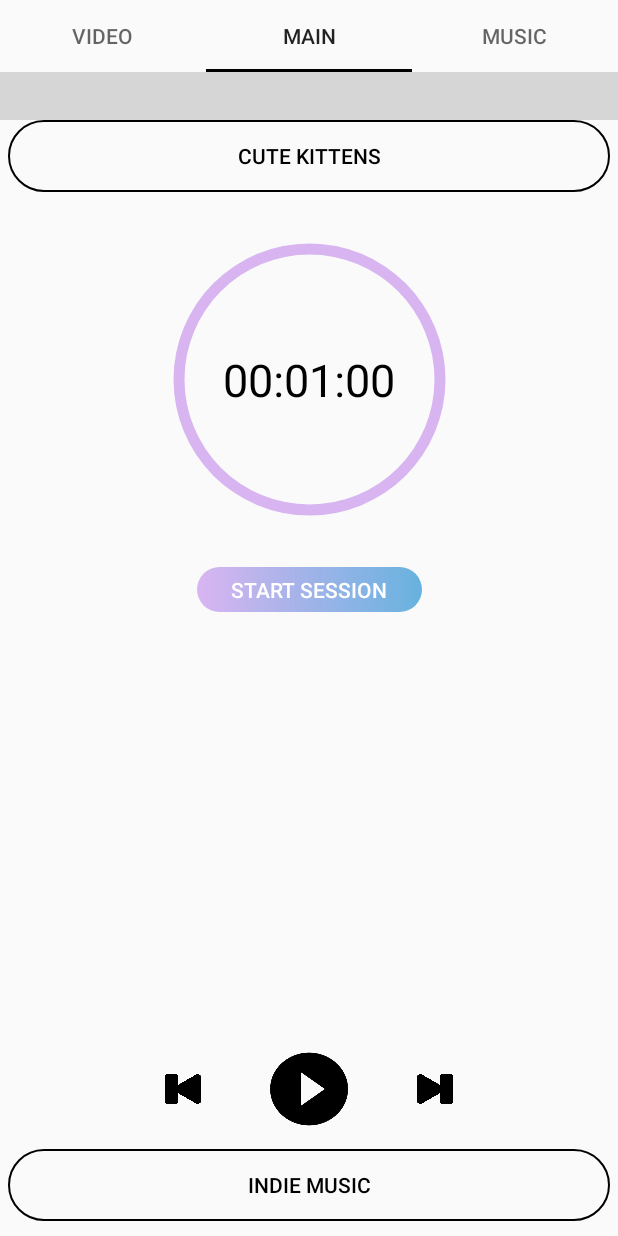
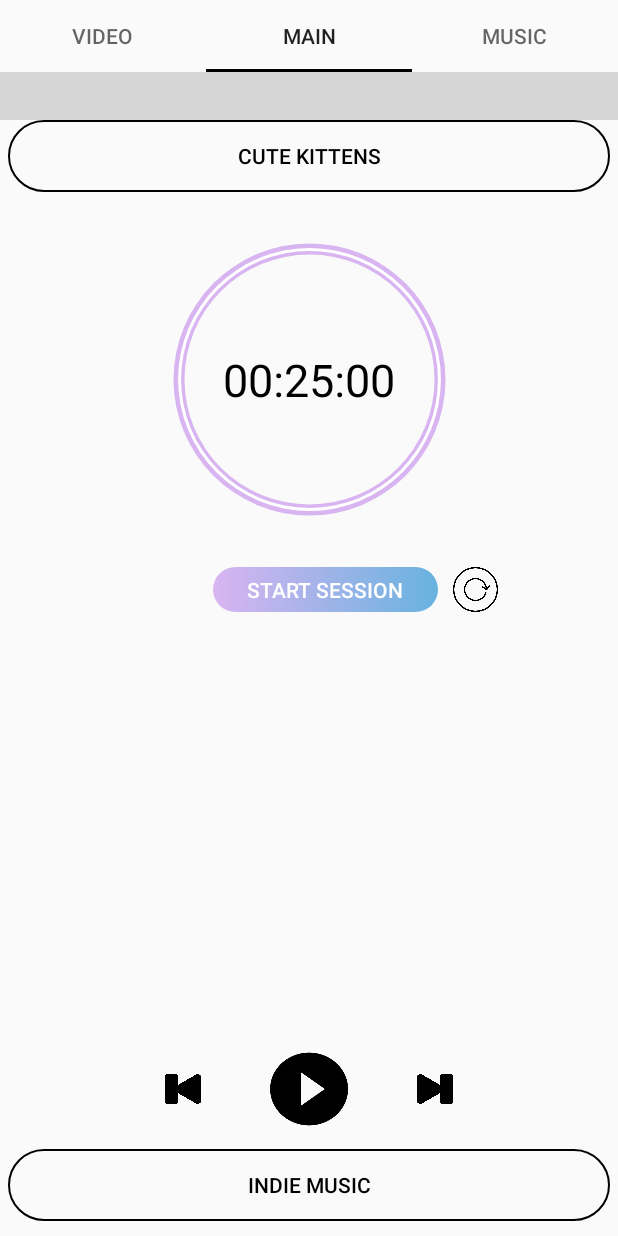
Before and after one commit to yanaskyrda/pomodoro-worker, an Android app: the MainTabFragment screen opened directly, with no data from a screen before it, on a phone screen of 412 x 824 dp. Run offline under Robolectric (Android 15) with nearby library versions, the phone set to English and light mode, and no system bars; libraries missing offline, so code that uses them is left out: com.pierfrancescosoffritti.androidyoutubeplayer, com.spotify.android, com.spotify.protocol; plain views replace YouTubePlayerView; 4 statements that could not run were skipped; grey boxes are pictures that could not be loaded.

Commit message:
added basic logic behind timer + reset button

```diff
--- a/app/src/main/java/com/diploma/MainTabFragment.java
+++ b/app/src/main/java/com/diploma/MainTabFragment.java
@@ -19,6 +19,7 @@ import androidx.annotation.NonNull;
 import androidx.fragment.app.Fragment;
 
 import com.diploma.spotify.SpotifyPlayerState;
+import com.diploma.timer.TimerService;
 import com.pierfrancescosoffritti.androidyoutubeplayer.core.player.views.YouTubePlayerView;
 import com.spotify.android.appremote.api.ConnectionParams;
 import com.spotify.android.appremote.api.Connector;
@@ -43,6 +44,8 @@ public class MainTabFragment extends Fragment {
 
     private AlertDialog.Builder dialogBuilder;
     private AlertDialog videosDialog;
+
+    private TimerService timerService;
 
     public MainTabFragment() {
         // Required empty public constructor
@@ -76,6 +79,7 @@ public class MainTabFragment extends Fragment {
 
         connectYoutube(view);
 
+        //spotify
         ImageButton playSongButton = view.findViewById(R.id.playSongButton);
         ImageButton playPreviousSongButton = view.findViewById(R.id.previousSongButton);
         ImageButton playNextSongButton = view.findViewById(R.id.nextSongButton);
@@ -84,6 +88,11 @@ public class MainTabFragment extends Fragment {
         playSongButton.setOnClickListener(v -> pauseOrResumeSpotifyPlayer(view, playSongButton));
         playNextSongButton.setOnClickListener(this::skipToNextSong);
         playPreviousSongButton.setOnClickListener(this::skipToPreviousSong);
+        //spotify
+
+        //timer
+        timerService = TimerService.getInstance(view);
+        //timer
 
         final Button openVideosChooser = view.findViewById(R.id.videoPlaylistButton);
         openVideosChooser.setOnClickListener(this::createNewVideosDialog);
@@ -224,7 +233,7 @@ public class MainTabFragment extends Fragment {
 
         final EditText editTextId = videoChooserPopup.findViewById(R.id.youtube_video_input);
         final Button closeButton = videoChooserPopup.findViewById(R.id.close_video_chooser);
-        youtubePlayerView = view.getRootView().findViewById(R.id.activity_main_youtubePlayerView);
+        youtubePlayerView = view.getRootView()  .findViewById(R.id.activity_main_youtubePlayerView);
         //getLifecycle().addObserver(youtubePlayerView);
 
         dialogBuilder.setView(videoChooserPopup);
--- /dev/null
+++ b/app/src/main/java/com/diploma/timer/TimerService.java
@@ -0,0 +1,129 @@
+package com.diploma.timer;
+
+import android.os.CountDownTimer;
+import android.view.View;
+import android.widget.Button;
+import android.widget.ImageButton;
+import android.widget.ProgressBar;
+import android.widget.TextView;
+
+import com.diploma.R;
+
+import java.util.Locale;
+import java.util.concurrent.TimeUnit;
+
+public final class TimerService {
+    private static TimerService instance;
+
+    private enum TimerStatus {
+        STARTED,
+        STOPPED
+    }
+
+    private TimerStatus timerStatus = TimerStatus.STOPPED;
+    private ProgressBar progressBarCircle;
+    private TextView textViewTime;
+    private Button startStopSessionButton;
+    private ImageButton resetButton;
+    private CountDownTimer countDownTimer;
+
+    private long timeCountInMilliSeconds = 60000;
+    private final String START_SESSION = "START SESSION";
+    private final String STOP_SESSION = "STOP SESSION";
+
+    public void initViews(View view) {
+        progressBarCircle = view.findViewById(R.id.progressBarCircle);
+        textViewTime = view.findViewById(R.id.textViewTime);
+        startStopSessionButton = view.findViewById(R.id.startSessionButton);
+        resetButton = view.findViewById(R.id.resetTimerButton);
+
+        initListeners();
+    }
+
+    public void initListeners() {
+        resetButton.setOnClickListener(v -> stopCountDownTimer());
+        startStopSessionButton.setOnClickListener(v -> startStop());
+    }
+
+    private void startStop() {
+        if (timerStatus == TimerStatus.STOPPED) {
+            setTimerValues();
+            setProgressBarValues();
+            startStopSessionButton.setText(STOP_SESSION);
+            timerStatus = TimerStatus.STARTED;
+            startCountDownTimer();
+
+        } else {
+            startStopSessionButton.setText(START_SESSION);
+            timerStatus = TimerStatus.STOPPED;
+            stopCountDownTimer();
+        }
+
+    }
+
+    private void setTimerValues() {
+        int time;
+        time = Integer.parseInt("25");
+        timeCountInMilliSeconds = (long) time * 60 * 1000;
+    }
+
+    private void startCountDownTimer() {
+        countDownTimer = new CountDownTimer(timeCountInMilliSeconds, 1000) {
+            @Override
+            public void onTick(long millisUntilFinished) {
+                textViewTime.setText(hmsTimeFormatter(millisUntilFinished));
+                progressBarCircle.setProgress((int) (millisUntilFinished / 1000));
+            }
+
+            @Override
+            public void onFinish() {
+                textViewTime.setText(hmsTimeFormatter(timeCountInMilliSeconds));
+                setProgressBarValues();
+
+                startStopSessionButton.setText(START_SESSION);
+                timerStatus = TimerStatus.STOPPED;
+            }
+        };
+        countDownTimer.start();
+    }
+
+    private void stopCountDownTimer() {
+        progressBarCircle.setProgress(progressBarCircle.getMax());
+        countDownTimer.cancel();
+        textViewTime.setText(hmsTimeFormatter(timeCountInMilliSeconds));
+        startStopSessionButton.setText(START_SESSION);
+        timerStatus = TimerStatus.STOPPED;
+    }
+
+    private void setProgressBarValues() {
+        progressBarCircle.setMax((int) timeCountInMilliSeconds / 1000);
+        progressBarCircle.setProgress((int) timeCountInMilliSeconds / 1000);
+    }
+
+
+    /**
+     * Convert millisecond to HH:mm:ss time format
+     *
+     * @param milliSeconds time that should be converter
+     * @return HH:mm:ss time formatted string
+     */
+    private String hmsTimeFormatter(long milliSeconds) {
+        return String.format(Locale.ROOT, "%02d:%02d:%02d",
+                TimeUnit.MILLISECONDS.toHours(milliSeconds),
+                TimeUnit.MILLISECONDS.toMinutes(milliSeconds)
+                        - TimeUnit.HOURS.toMinutes(TimeUnit.MILLISECONDS.toHours(milliSeconds)),
+                TimeUnit.MILLISECONDS.toSeconds(milliSeconds)
+                        - TimeUnit.MINUTES.toSeconds(TimeUnit.MILLISECONDS.toMinutes(milliSeconds)));
+    }
+
+    private TimerService(View view) {
+        initViews(view);
+    }
+
+    public static TimerService getInstance(View view) {
+        if (instance == null) {
+            instance = new TimerService(view);
+        }
+        return instance;
+    }
+}
--- a/app/src/main/res/drawable/drawable_timer_circle.xml
+++ b/app/src/main/res/drawable/drawable_timer_circle.xml
@@ -1,8 +1,8 @@
 <?xml version="1.0" encoding="utf-8"?>
 <shape xmlns:android="http://schemas.android.com/apk/res/android"
-    android:innerRadiusRatio="3"
+    android:innerRadiusRatio="2.92"
     android:shape="ring"
-    android:thickness="5dp"
+    android:thickness="2dp"
     android:useLevel="true">
-    <solid android:color="@color/Black" />
+    <solid android:color="@color/White" />
 </shape>
--- a/app/src/main/res/layout/fragment_main_tab.xml
+++ b/app/src/main/res/layout/fragment_main_tab.xml
@@ -49,12 +49,12 @@
         app:layout_constraintRight_toRightOf="parent"
         android:layout_width="250dp"
         android:layout_height="250dp"
-        android:background="@drawable/drawable_timer_circle"
+        android:background="@drawable/drawable_outer_timer_circle"
         android:indeterminate="false"
         android:max="100"
         android:progress="100"
-        android:progressDrawable="@drawable/drawable_outer_timer_circle"
-        android:rotation="-90" />
+        android:progressDrawable="@drawable/drawable_timer_circle"
+        android:rotation="270" />
 
     <TextView
         android:id="@+id/textViewTime"
@@ -64,9 +64,33 @@
         app:layout_constraintLeft_toLeftOf="parent"
         app:layout_constraintRight_toRightOf="parent"
         android:gravity="center"
-        android:text="00:01:00"
+        android:text="00:25:00"
         android:textColor="@color/Black"
         android:textSize="30sp" />
+
+
+    <LinearLayout
+        android:id="@+id/sessionControlButtons"
+        android:orientation="horizontal"
+        android:background="@android:drawable/bottom_bar"
+        android:paddingHorizontal="70dp"
+        android:layout_width="fill_parent"
+        android:layout_height="30dp"
+        android:theme="@style/AppTheme"
+        android:backgroundTint="@android:color/transparent"
+        app:layout_constraintTop_toBottomOf="@id/progressBarCircle"
+        app:layout_constraintLeft_toLeftOf="parent">
+
+        <ImageButton
+            android:id="@+id/settings"
+            android:layout_width="0dp"
+            android:layout_height="fill_parent"
+            android:layout_weight="1.0"
+            android:paddingVertical="30dp"
+            android:paddingHorizontal="30dp"
+            android:scaleType="fitXY"
+            android:background="@android:color/transparent"
+            android:src="@drawable/play_next_button" />
 
         <Button
             android:id="@+id/startSessionButton"
@@ -78,6 +102,16 @@
             app:layout_constraintRight_toRightOf="parent"
             android:textColor="@color/White"
             android:background="@drawable/drawable_button_shape"/>
+
+        <ImageButton
+            android:id="@+id/resetTimerButton"
+            android:layout_width="50dp"
+            android:layout_height="fill_parent"
+            android:paddingHorizontal="10dp"
+            android:scaleType="fitXY"
+            android:background="@android:color/transparent"
+            android:src="@drawable/reset_button" />
+    </LinearLayout>
 
     <TextView
         android:id="@+id/currentSong"
```
Also changed, not shown: app/build.gradle (+0 -10 lines), app/src/main/res/drawable/reset_button.png (added). Lines whose indentation alone changed are shown as unchanged.
